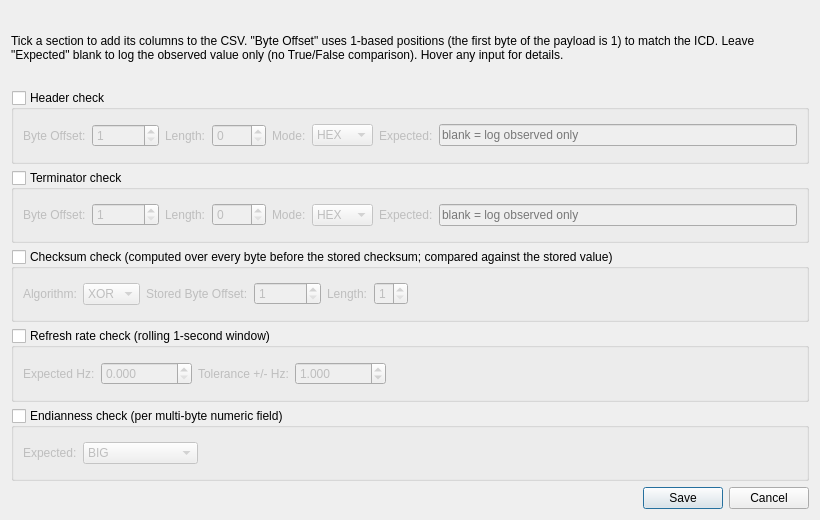
Before: the Qt Designer form forms/CompareOptionsDialog.ui in rohityaduvxnshi/pcapfile, drawn with Qt 5.
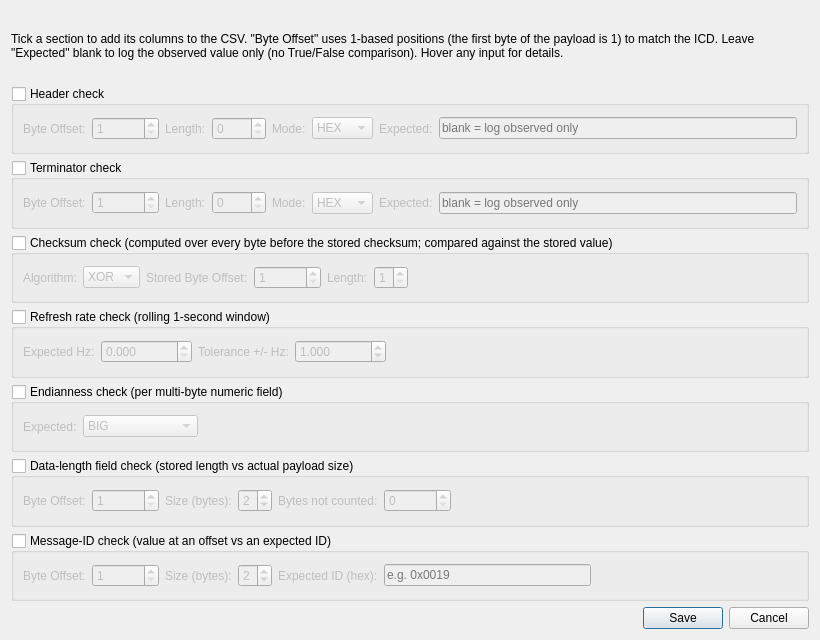
After: the same form once the commit is applied.

Commit message: ICD automation P3b: opt-in Data-Length + Message-ID verification checks

```diff
--- a/forms/CompareOptionsDialog.ui
+++ b/forms/CompareOptionsDialog.ui
@@ -2,7 +2,8 @@
 <ui version="4.0">
  <class>CompareOptionsDialog</class>
  <widget class="QDialog" name="CompareOptionsDialog">
-  <property name="geometry"><rect><x>0</x><y>0</y><width>820</width><height>520</height></rect></property>
+  <property name="geometry"><rect><x>0</x><y>0</y><width>820</width><height>640</height></rect></property>
+  <property name="maximumSize"><size><width>16777215</width><height>1000</height></size></property>
   <property name="windowTitle"><string>Compare Options</string></property>
   <layout class="QVBoxLayout" name="mainLayout">
 
@@ -124,6 +125,42 @@
     </widget>
    </item>
 
+   <item>
+    <widget class="QGroupBox" name="grpDataLen">
+     <property name="title"><string>Data-length field check (stored length vs actual payload size)</string></property>
+     <property name="checkable"><bool>true</bool></property>
+     <property name="checked"><bool>false</bool></property>
+     <property name="toolTip"><string>Reads a big-endian length field and compares it to the actual payload size minus "Bytes not counted" (e.g. a 16-byte header).</string></property>
+     <layout class="QHBoxLayout" name="dlRow">
+      <item><widget class="QLabel" name="lblDlOffset"><property name="text"><string>Byte Offset:</string></property></widget></item>
+      <item><widget class="QSpinBox" name="spinDlOffset"><property name="minimum"><number>1</number></property><property name="maximum"><number>1000000</number></property><property name="value"><number>1</number></property><property name="toolTip"><string>Position of the length field's first byte (1-based, like the ICD).</string></property></widget></item>
+      <item><widget class="QLabel" name="lblDlSize"><property name="text"><string>Size (bytes):</string></property></widget></item>
+      <item><widget class="QSpinBox" name="spinDlSize"><property name="minimum"><number>1</number></property><property name="maximum"><number>4</number></property><property name="value"><number>2</number></property></widget></item>
+      <item><widget class="QLabel" name="lblDlAdjust"><property name="text"><string>Bytes not counted:</string></property></widget></item>
+      <item><widget class="QSpinBox" name="spinDlAdjust"><property name="minimum"><number>0</number></property><property name="maximum"><number>1000000</number></property><property name="value"><number>0</number></property><property name="toolTip"><string>Bytes the length field excludes (e.g. a 16-byte header). Computed = payload size - this.</string></property></widget></item>
+      <item><spacer name="dlSpacer"><property name="orientation"><enum>Qt::Horizontal</enum></property><property name="sizeHint" stdset="0"><size><width>40</width><height>20</height></size></property></spacer></item>
+     </layout>
+    </widget>
+   </item>
+
+   <item>
+    <widget class="QGroupBox" name="grpMsgId">
+     <property name="title"><string>Message-ID check (value at an offset vs an expected ID)</string></property>
+     <property name="checkable"><bool>true</bool></property>
+     <property name="checked"><bool>false</bool></property>
+     <property name="toolTip"><string>Reads a big-endian value at the offset and compares it to the expected ID (hex). Works for a leading byte-1 ID or a mid-header ID.</string></property>
+     <layout class="QHBoxLayout" name="midRow">
+      <item><widget class="QLabel" name="lblMidOffset"><property name="text"><string>Byte Offset:</string></property></widget></item>
+      <item><widget class="QSpinBox" name="spinMidOffset"><property name="minimum"><number>1</number></property><property name="maximum"><number>1000000</number></property><property name="value"><number>1</number></property><property name="toolTip"><string>Position of the ID's first byte (1-based, like the ICD).</string></property></widget></item>
+      <item><widget class="QLabel" name="lblMidSize"><property name="text"><string>Size (bytes):</string></property></widget></item>
+      <item><widget class="QSpinBox" name="spinMidSize"><property name="minimum"><number>1</number></property><property name="maximum"><number>4</number></property><property name="value"><number>2</number></property></widget></item>
+      <item><widget class="QLabel" name="lblMidExpected"><property name="text"><string>Expected ID (hex):</string></property></widget></item>
+      <item><widget class="QLineEdit" name="txtMidExpected"><property name="placeholderText"><string>e.g. 0x0019</string></property><property name="toolTip"><string>Expected message ID in hex (0x prefix optional), e.g. 0x0019 or 41.</string></property></widget></item>
+      <item><spacer name="midSpacer"><property name="orientation"><enum>Qt::Horizontal</enum></property><property name="sizeHint" stdset="0"><size><width>40</width><height>20</height></size></property></spacer></item>
+     </layout>
+    </widget>
+   </item>
+
    <item>
     <widget class="QDialogButtonBox" name="buttonBox">
      <property name="orientation"><enum>Qt::Horizontal</enum></property>
```
The commit also changes 5 other files.
